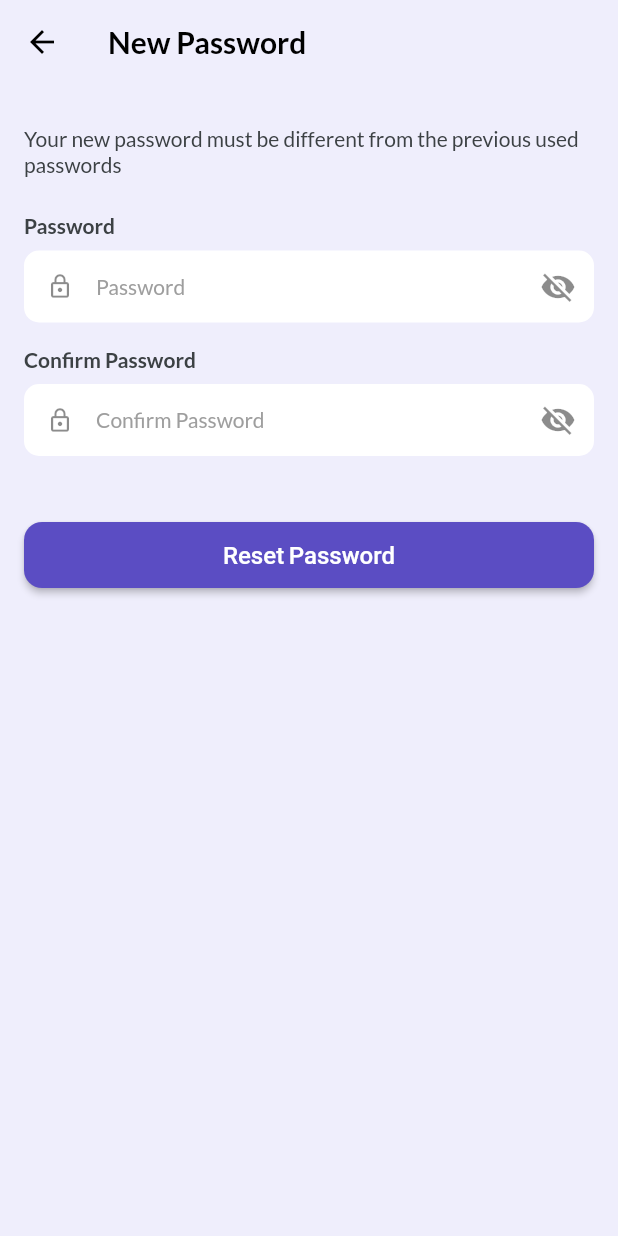
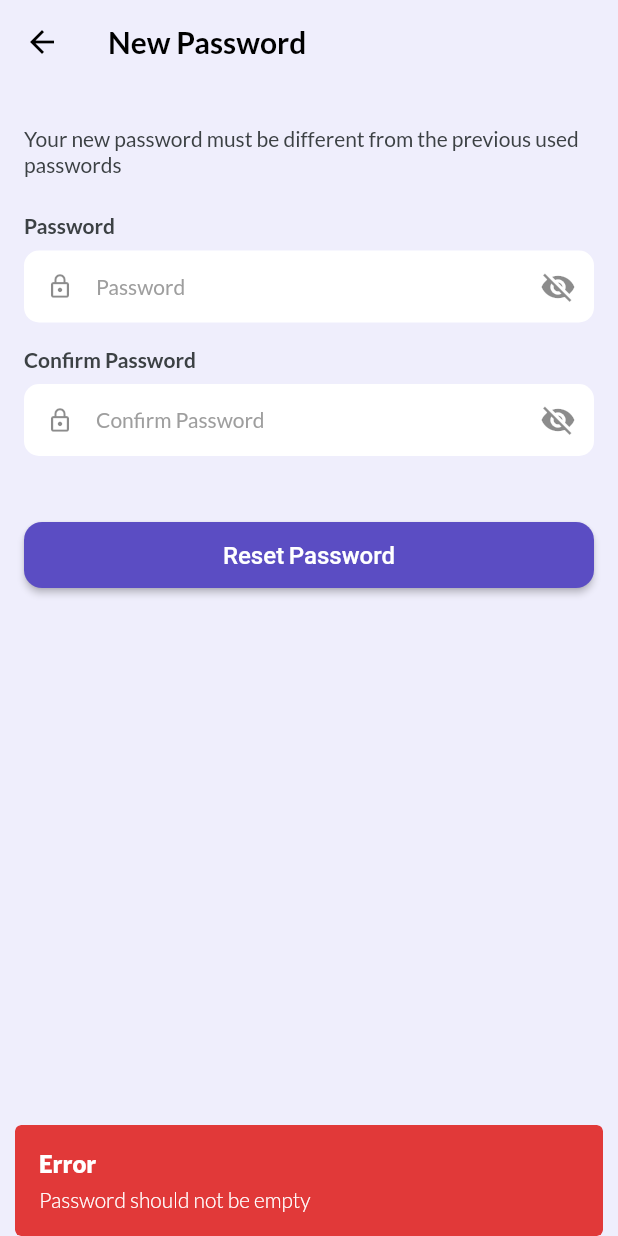
Before and after one commit to Shashank02051997/QuizzieThunder-Flutter, a Flutter app: the NewPasswordPage screen opened by its route, after a tap on "Reset Password", on a phone screen of 412 x 824 dp. Run offline on Flutter 3.47's test engine with Material 2 defaults, Android fonts, the light colour scheme and no system bars; our stand-ins replace dio, get, get_storage, google_fonts, package_info_plus; accounts and stored records are empty.

Commit message:
- Integrated forgot password and reset password API

```diff
--- /dev/null
+++ b/lib/models/reset_password_post_body_model.dart
@@ -0,0 +1,21 @@
+class ResetPasswordPostBodyModel {
+  ResetPasswordPostBodyModel({
+    required this.mobile,
+    required this.newPassword,
+  });
+
+  final String? mobile;
+  final String? newPassword;
+
+  factory ResetPasswordPostBodyModel.fromJson(Map<String, dynamic> json) {
+    return ResetPasswordPostBodyModel(
+      mobile: json["mobile"],
+      newPassword: json["new_password"],
+    );
+  }
+
+  Map<String, dynamic> toJson() => {
+        "mobile": mobile,
+        "new_password": newPassword,
+      };
+}
--- a/lib/modules/new_password/new_password_controller.dart
+++ b/lib/modules/new_password/new_password_controller.dart
@@ -1,11 +1,70 @@
 import 'package:flutter/material.dart';
 import 'package:get/get.dart';
 
+import '../../apis/new_password_api.dart';
+import '../../models/reset_password_post_body_model.dart';
+import '../../routes/app_routes.dart';
+import '../../utils/app_utils.dart';
+import '../../utils/constants.dart';
+import '../../utils/enums/snackbar_status.dart';
+
 class NewPasswordController extends GetxController {
+  ResetPasswordApi resetPasswordApi = ResetPasswordApi();
+
+  final arguments = Get.arguments;
+
   final passwordController = TextEditingController();
   final confirmPasswordController = TextEditingController();
 
   var isLoading = false.obs;
   var passwordInVisible = true.obs;
   var confirmPasswordInVisible = true.obs;
+
+  var errorMessage = "";
+  var phoneNumber = "";
+
+  @override
+  void onInit() {
+    if (arguments != null) phoneNumber = arguments[ARG_PHONE_NUMBER];
+    super.onInit();
+  }
+
+  bool _newPasswordFormValidation() {
+    if (passwordController.text.isEmpty) {
+      errorMessage = "Password should not be empty";
+      return false;
+    } else if (confirmPasswordController.text.isEmpty) {
+      errorMessage = "Confirm password should not be empty";
+      return false;
+    } else if (passwordController.text == confirmPasswordController.text) {
+      errorMessage = "Password and Confirm password not matched";
+      return false;
+    } else {
+      return true;
+    }
+  }
+
+  void resetPassword() async {
+    if (_newPasswordFormValidation()) {
+      ResetPasswordPostBodyModel resetPasswordPostBodyModel =
+          ResetPasswordPostBodyModel(
+              mobile: phoneNumber, newPassword: confirmPasswordController.text);
+      isLoading.value = true;
+      var response = await resetPasswordApi.resetPassword(
+          resetPasswordPostBodyModel: resetPasswordPostBodyModel);
+      if (response.code == 200) {
+        isLoading.value = false;
+        Get.offAndToNamed(AppRoutes.signInPage);
+        AppUtils.showSnackBar(
+            response.message ?? "Password updated successfully. Please login",
+            status: MessageStatus.SUCCESS);
+      } else {
+        isLoading.value = false;
+        AppUtils.showSnackBar(response.message ?? "Error",
+            status: MessageStatus.ERROR);
+      }
+    } else {
+      AppUtils.showSnackBar(errorMessage, status: MessageStatus.ERROR);
+    }
+  }
 }
--- a/lib/modules/new_password/new_password_page.dart
+++ b/lib/modules/new_password/new_password_page.dart
@@ -33,7 +33,9 @@ class NewPasswordPage extends StatelessWidget {
           elevation: 0,
         ),
         backgroundColor: ThemeColor.lighterPrimary,
-        body: Obx(() => Padding(
+        body: Obx(() => newPasswordController.isLoading.value
+            ? const Center(child: CircularProgressIndicator())
+            : Padding(
                 padding: const EdgeInsets.all(16.0),
                 child: Column(
                     mainAxisAlignment: MainAxisAlignment.start,
@@ -44,8 +46,8 @@ class NewPasswordPage extends StatelessWidget {
                       ),
                       Text(
                         "Your new password must be different from the previous used passwords",
-                    style:
-                        TextStyle(fontSize: 14, color: ThemeColor.textPrimary),
+                        style: TextStyle(
+                            fontSize: 14, color: ThemeColor.textPrimary),
                       ),
                       SizedBox(
                         height: 24,
@@ -63,7 +65,8 @@ class NewPasswordPage extends StatelessWidget {
                       TextFormField(
                         controller: newPasswordController.passwordController,
                         keyboardType: TextInputType.text,
-                    obscureText: newPasswordController.passwordInVisible.value,
+                        obscureText:
+                            newPasswordController.passwordInVisible.value,
                         style: TextStyle(color: ThemeColor.black, fontSize: 14),
                         enableSuggestions: false,
                         autocorrect: false,
@@ -81,13 +84,14 @@ class NewPasswordPage extends StatelessWidget {
                               ),
                               onPressed: () {
                                 newPasswordController.passwordInVisible.value =
-                                !newPasswordController.passwordInVisible.value;
+                                    !newPasswordController
+                                        .passwordInVisible.value;
                               }),
                           contentPadding: EdgeInsets.all(12),
                           floatingLabelBehavior: FloatingLabelBehavior.never,
                           hintText: "Password",
-                      hintStyle:
-                          TextStyle(fontSize: 14, color: ThemeColor.grey_500),
+                          hintStyle: TextStyle(
+                              fontSize: 14, color: ThemeColor.grey_500),
                           border: OutlineInputBorder(
                               borderRadius: BorderRadius.circular(10)),
                           enabledBorder: OutlineInputBorder(
@@ -113,10 +117,11 @@ class NewPasswordPage extends StatelessWidget {
                         height: 8,
                       ),
                       TextFormField(
-                    controller: newPasswordController.confirmPasswordController,
+                        controller:
+                            newPasswordController.confirmPasswordController,
                         keyboardType: TextInputType.text,
-                    obscureText:
-                        newPasswordController.confirmPasswordInVisible.value,
+                        obscureText: newPasswordController
+                            .confirmPasswordInVisible.value,
                         style: TextStyle(color: ThemeColor.black, fontSize: 14),
                         enableSuggestions: false,
                         autocorrect: false,
@@ -127,7 +132,8 @@ class NewPasswordPage extends StatelessWidget {
                           ),
                           suffixIcon: IconButton(
                               icon: Icon(
-                            newPasswordController.confirmPasswordInVisible.value
+                                newPasswordController
+                                        .confirmPasswordInVisible.value
                                     ? Icons.visibility_off
                                     : Icons
                                         .visibility, //change icon based on boolean value
@@ -141,8 +147,8 @@ class NewPasswordPage extends StatelessWidget {
                           contentPadding: EdgeInsets.all(12),
                           floatingLabelBehavior: FloatingLabelBehavior.never,
                           hintText: "Confirm Password",
-                      hintStyle:
-                          TextStyle(fontSize: 14, color: ThemeColor.grey_500),
+                          hintStyle: TextStyle(
+                              fontSize: 14, color: ThemeColor.grey_500),
                           border: OutlineInputBorder(
                               borderRadius: BorderRadius.circular(10)),
                           enabledBorder: OutlineInputBorder(
@@ -162,7 +168,7 @@ class NewPasswordPage extends StatelessWidget {
                           height: 44,
                           child: ElevatedButton(
                             onPressed: () {
-                          //Get.toNamed(AppRoutes.signInPage);
+                              newPasswordController.resetPassword();
                             },
                             child: Text("Reset Password"),
                             style: TextButton.styleFrom(
```
Also changed, not shown: lib/apis/forgot_password_api.dart (added, +18 -0 lines), lib/apis/new_password_api.dart (added, +17 -0 lines), lib/models/forgot_password_post_body_model.dart (added, +17 -0 lines), lib/models/forgot_password_response_model.dart (added, +91 -0 lines), lib/models/reset_password_response_model.dart (added, +25 -0 lines), lib/modules/forgot_password/forgot_password_controller.dart (+44 -4 lines), lib/modules/forgot_password/forgot_password_page.dart (+11 -9 lines). Lines whose indentation alone changed are shown as unchanged.
